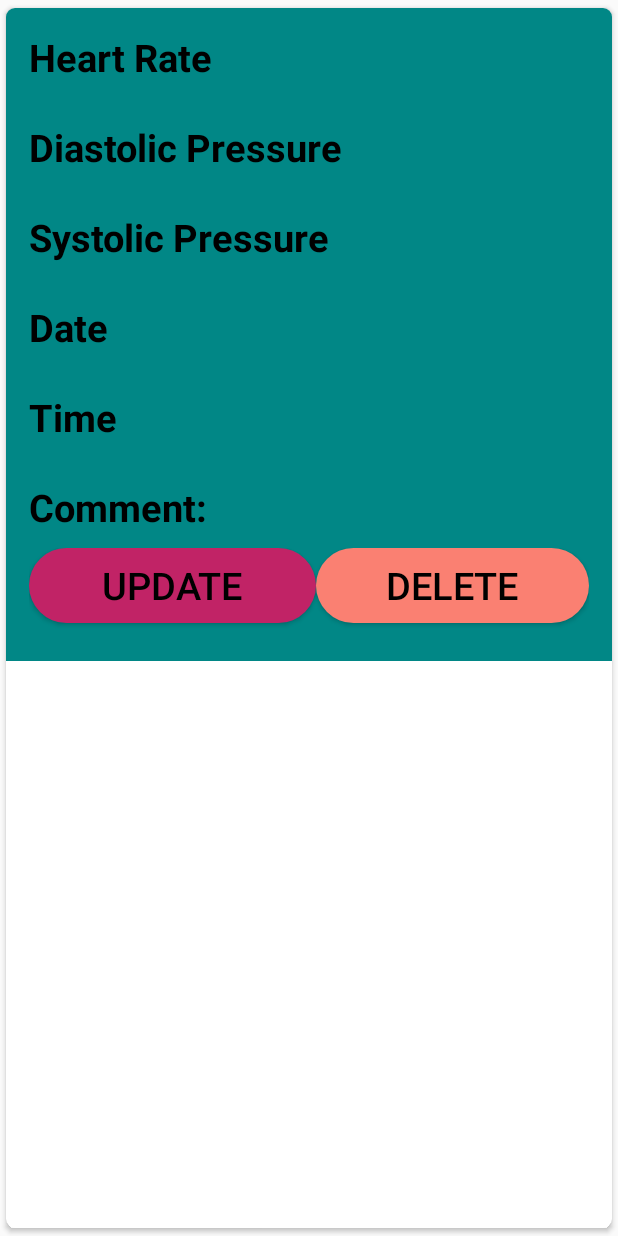
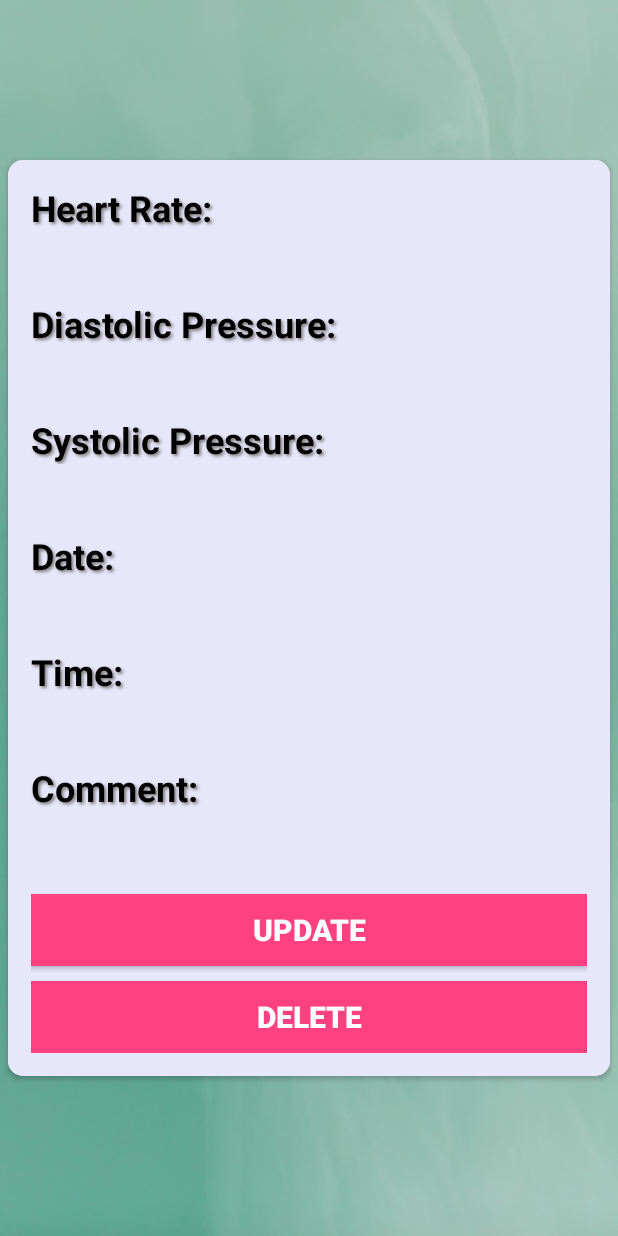
Before and after one commit to Raha111/Rhythm-Guard, an Android app: the layout main_item.xml on its own in the app's theme, with its tools: preview values and no code run, on a phone screen of 412 x 824 dp. Run offline under Robolectric (Android 15) with nearby library versions, the phone set to English and light mode, and no system bars.

Commit message:
changes in main_item and add data done

```diff
--- /dev/null
+++ b/app/src/main/res/drawable/card_bg.xml
@@ -0,0 +1,4 @@
+<shape xmlns:android="http://schemas.android.com/apk/res/android">
+    <solid android:color="#E7E7FC" />
+    <corners android:radius="10dp" />
+</shape>
--- a/app/src/main/res/layout/activity_add.xml
+++ b/app/src/main/res/layout/activity_add.xml
@@ -72,33 +72,6 @@
 
             </com.google.android.material.textfield.TextInputLayout>
 
-            <com.google.android.material.textfield.TextInputLayout
-                android:id="@+id/dateInputLayout"
-                android:layout_width="match_parent"
-                android:layout_height="wrap_content"
-                android:hint="Date">
-
-                <com.google.android.material.textfield.TextInputEditText
-                    android:id="@+id/date"
-                    android:layout_width="match_parent"
-                    android:layout_height="wrap_content"
-                    android:inputType="date" />
-
-            </com.google.android.material.textfield.TextInputLayout>
-
-            <com.google.android.material.textfield.TextInputLayout
-                android:id="@+id/timeInputLayout"
-                android:layout_width="match_parent"
-                android:layout_height="wrap_content"
-                android:hint="Time">
-
-                <com.google.android.material.textfield.TextInputEditText
-                    android:id="@+id/time"
-                    android:layout_width="match_parent"
-                    android:layout_height="wrap_content"
-                    android:inputType="time" />
-
-            </com.google.android.material.textfield.TextInputLayout>
 
             <com.google.android.material.textfield.TextInputLayout
                 android:id="@+id/commentInputLayout"
--- a/app/src/main/res/layout/main_item.xml
+++ b/app/src/main/res/layout/main_item.xml
@@ -1,190 +1,182 @@
 <?xml version="1.0" encoding="utf-8"?>
-<androidx.cardview.widget.CardView xmlns:android="http://schemas.android.com/apk/res/android"
+<LinearLayout xmlns:android="http://schemas.android.com/apk/res/android"
     xmlns:app="http://schemas.android.com/apk/res-auto"
     android:layout_width="match_parent"
     android:layout_height="match_parent"
-    android:background="@color/ic_launcher_background"
-    android:elevation="6dp"
-    app:cardCornerRadius="6dp"
-    app:cardUseCompatPadding="true">
+    android:background="@drawable/h_background"
+    android:gravity="center">
 
-    <LinearLayout
+    <androidx.cardview.widget.CardView
         android:layout_width="match_parent"
         android:layout_height="wrap_content"
-        android:background="@color/teal_700"
-        android:orientation="vertical"
-        android:padding="15dp">
+        android:background="#E7E7FC"
+        android:elevation="6dp"
+        app:cardCornerRadius="10dp"
+        app:cardUseCompatPadding="true"
+        android:layout_gravity="center">
 
         <LinearLayout
             android:layout_width="match_parent"
-            android:layout_height="match_parent"
-            android:orientation="horizontal">
+            android:layout_height="wrap_content"
+            android:background="#E7E7FC"
+            android:orientation="vertical"
+            android:padding="15dp"
+            android:gravity="center">
 
             <TextView
                 android:id="@+id/rate"
-                android:layout_width="230dp"
-                android:layout_height="50dp"
-                android:layout_marginBottom="10dp"
-                android:text="Heart Rate"
-                android:textColor="@color/black"
-                android:textSize="25sp"
-                android:textStyle="bold" />
+                android:layout_width="match_parent"
+                android:layout_height="wrap_content"
+                android:text="Heart Rate:"
+                android:textColor="@android:color/black"
+                android:background="#E7E7FC"
+                android:textSize="24sp"
+                android:textStyle="bold"
+                android:shadowColor="#808080"
+                android:shadowDx="2"
+                android:shadowDy="2"
+                android:shadowRadius="2" />
 
             <TextView
                 android:id="@+id/rate1"
                 android:layout_width="match_parent"
-                android:layout_height="50dp"
-                android:layout_marginBottom="10dp"
-                android:textColor="@color/black"
-                android:textSize="25sp"
-                android:textStyle="bold" />
-        </LinearLayout>
-
-        <LinearLayout
-            android:layout_width="match_parent"
-            android:layout_height="match_parent"
-            android:orientation="horizontal">
+                android:layout_height="wrap_content"
+                android:textColor="@android:color/black"
+                android:textSize="18sp" />
 
             <TextView
                 android:id="@+id/d_pres"
-                android:layout_width="230dp"
-                android:layout_height="50dp"
-                android:layout_marginBottom="10dp"
-                android:text="Diastolic Pressure"
-                android:textColor="@color/black"
-                android:textSize="25sp"
-                android:textStyle="bold" />
+                android:layout_width="match_parent"
+                android:layout_height="wrap_content"
+                android:layout_marginTop="20dp"
+                android:text="Diastolic Pressure:"
+                android:textColor="@android:color/black"
+                android:background="#E7E7FC"
+                android:textSize="24sp"
+                android:textStyle="bold"
+                android:shadowColor="#808080"
+                android:shadowDx="2"
+                android:shadowDy="2"
+                android:shadowRadius="2" />
 
             <TextView
                 android:id="@+id/d_pres1"
                 android:layout_width="match_parent"
-                android:layout_height="match_parent"
-                android:layout_marginBottom="10dp"
-                android:textColor="@color/black"
-                android:textSize="25sp"
-                android:textStyle="bold" />
-
-
-        </LinearLayout>
-
-        <LinearLayout
-            android:layout_width="match_parent"
-            android:layout_height="match_parent"
-            android:orientation="horizontal">
+                android:layout_height="wrap_content"
+                android:textColor="@android:color/black"
+                android:textSize="18sp" />
 
             <TextView
                 android:id="@+id/s_pres"
-                android:layout_width="230dp"
-                android:layout_height="50dp"
-                android:layout_marginBottom="10dp"
-                android:text="Systolic Pressure"
-                android:textColor="@color/black"
-                android:textSize="25sp"
-                android:textStyle="bold" />
+                android:layout_width="match_parent"
+                android:layout_height="wrap_content"
+                android:layout_marginTop="20dp"
+                android:text="Systolic Pressure:"
+                android:textColor="@android:color/black"
+                android:background="#E7E7FC"
+                android:textSize="24sp"
+                android:textStyle="bold"
+                android:shadowColor="#808080"
+                android:shadowDx="2"
+                android:shadowDy="2"
+                android:shadowRadius="2" />
 
             <TextView
                 android:id="@+id/s_pres1"
                 android:layout_width="match_parent"
-                android:layout_height="match_parent"
-                android:layout_marginBottom="10dp"
-                android:textColor="@color/black"
-                android:textSize="25sp"
-                android:textStyle="bold" />
-
-
-        </LinearLayout>
-
-        <LinearLayout
-            android:layout_width="match_parent"
-            android:layout_height="match_parent"
-            android:orientation="horizontal">
+                android:layout_height="wrap_content"
+                android:textColor="@android:color/black"
+                android:textSize="18sp" />
 
             <TextView
                 android:id="@+id/dt"
-                android:layout_width="230dp"
-                android:layout_height="50dp"
-                android:layout_marginBottom="10dp"
-                android:text="Date"
-                android:textColor="@color/black"
-                android:textSize="25sp"
-                android:textStyle="bold" />
+                android:layout_width="match_parent"
+                android:layout_height="wrap_content"
+                android:layout_marginTop="20dp"
+                android:text="Date:"
+                android:textColor="@android:color/black"
+                android:background="#E7E7FC"
+                android:textSize="24sp"
+                android:textStyle="bold"
+                android:shadowColor="#808080"
+                android:shadowDx="2"
+                android:shadowDy="2"
+                android:shadowRadius="2" />
 
             <TextView
                 android:id="@+id/dt1"
                 android:layout_width="match_parent"
-                android:layout_height="match_parent"
-                android:layout_marginBottom="10dp"
-                android:textColor="@color/black"
-                android:textSize="25sp"
-                android:textStyle="bold" />
-
-
-        </LinearLayout>
-
-        <LinearLayout
-            android:layout_width="match_parent"
-            android:layout_height="match_parent"
-            android:orientation="horizontal">
+                android:layout_height="wrap_content"
+                android:textColor="@android:color/black"
+                android:textSize="18sp"
+                />
 
             <TextView
                 android:id="@+id/tm"
-                android:layout_width="230dp"
-                android:layout_height="50dp"
-                android:layout_marginBottom="10dp"
-                android:text="Time"
-                android:textColor="@color/black"
-                android:textSize="25sp"
-                android:textStyle="bold" />
+                android:layout_width="match_parent"
+                android:layout_height="wrap_content"
+                android:layout_marginTop="20dp"
+                android:text="Time:"
+                android:textColor="@android:color/black"
+                android:background="#E7E7FC"
+                android:textSize="24sp"
+                android:textStyle="bold"
+                android:shadowColor="#808080"
+                android:shadowDx="2"
+                android:shadowDy="2"
+                android:shadowRadius="2" />
 
             <TextView
                 android:id="@+id/tm1"
                 android:layout_width="match_parent"
-                android:layout_height="match_parent"
-                android:layout_marginBottom="10dp"
-                android:textColor="@color/black"
-                android:textSize="25sp"
-                android:textStyle="bold" />
+                android:layout_height="wrap_content"
+                android:textColor="@android:color/black"
+                android:textSize="18sp" />
 
+            <TextView
+                android:id="@+id/commentLabel"
+                android:layout_width="match_parent"
+                android:layout_height="wrap_content"
+                android:layout_marginTop="20dp"
+                android:text="Comment:"
+                android:textColor="@android:color/black"
+                android:background="#E7E7FC"
+                android:textSize="24sp"
+                android:textStyle="bold"
+                android:shadowColor="#808080"
+                android:shadowDx="2"
+                android:shadowDy="2"
+                android:shadowRadius="2" />
 
-        </LinearLayout>
-
-        <TextView
-            android:id="@+id/comment"
-            android:layout_width="match_parent"
-            android:layout_height="wrap_content"
-            android:layout_marginBottom="10dp"
-            android:text="Comment:"
-            android:textColor="@color/black"
-            android:textSize="25sp"
-            android:textStyle="bold" />
-
-        <LinearLayout
-            android:layout_width="match_parent"
-            android:layout_height="match_parent"
-            android:orientation="horizontal">
+            <TextView
+                android:id="@+id/comment"
+                android:layout_width="match_parent"
+                android:layout_height="wrap_content"
+                android:textColor="@android:color/black"
+                android:textSize="18sp" />
 
             <Button
                 android:id="@+id/btn1"
-                android:layout_width="191dp"
-                android:layout_height="50dp"
-                android:layout_marginBottom="10dp"
-                android:background="@drawable/bg"
+                android:layout_width="match_parent"
+                android:layout_height="wrap_content"
+                android:layout_marginTop="30dp"
+                android:background="#FF4081"
                 android:text="UPDATE"
-                android:textColor="@color/black"
-                android:textSize="25sp"
-                android:textStyle="normal" />
+                android:textColor="@android:color/white"
+                android:textSize="20sp"
+                android:textStyle="bold" />
 
             <Button
                 android:id="@+id/btn2"
                 android:layout_width="match_parent"
-                android:layout_height="50dp"
-                android:layout_marginBottom="10dp"
-                android:background="@drawable/btn_bg"
+                android:layout_height="wrap_content"
+                android:layout_marginTop="10dp"
+                android:background="#FF4081"
                 android:text="DELETE"
-                android:textColor="@color/black"
-                android:textSize="25sp"
-                android:textStyle="normal" />
+                android:textColor="@android:color/white"
+                android:textSize="20sp"
+                android:textStyle="bold" />
         </LinearLayout>
-    </LinearLayout>
 
-</androidx.cardview.widget.CardView>
+    </androidx.cardview.widget.CardView>
+</LinearLayout>
```
